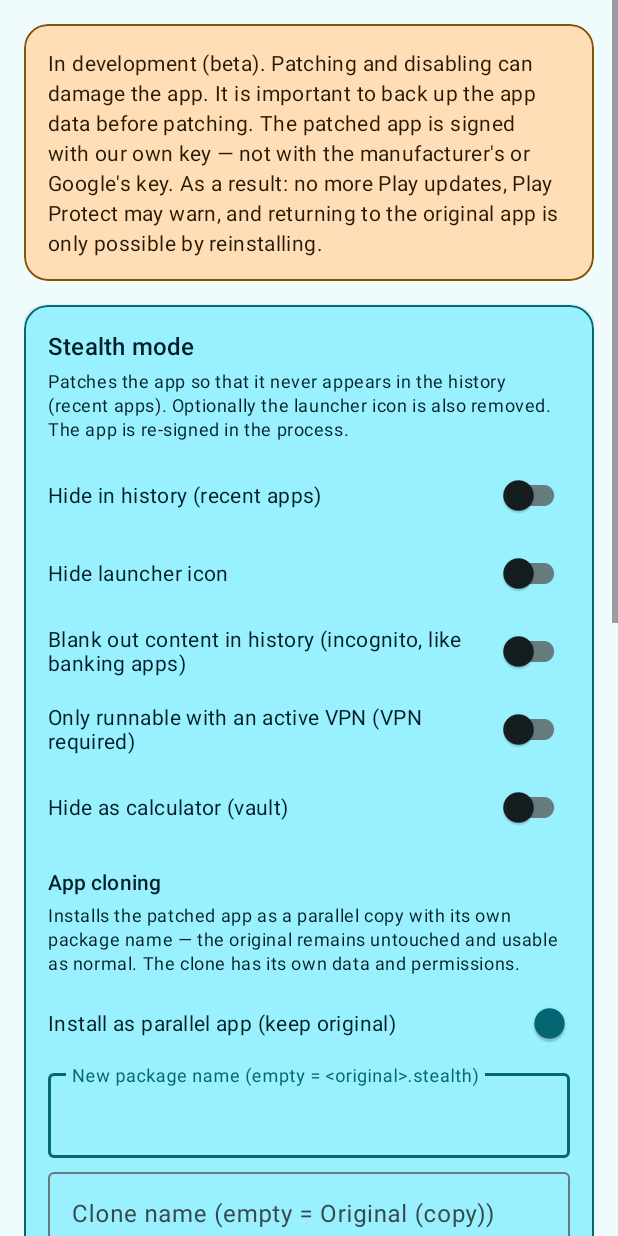
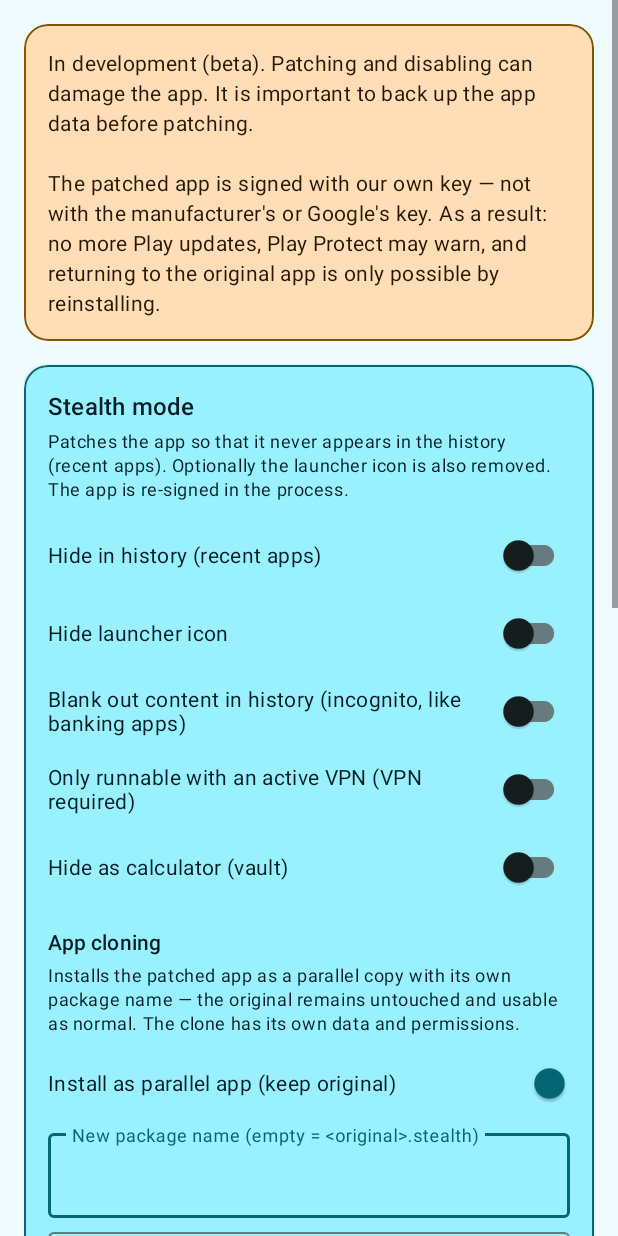
Before and after one commit to pikatchu2k3/AppOpsShizuku, an Android app: the fragment StealthFragment shown on its own in the app's theme, on a phone screen of 412 x 824 dp. Run offline under Robolectric (Android 15) with nearby library versions, the phone set to English and light mode, and no system bars; libraries missing offline, so code that uses them is left out: moe.shizuku.server, rikka.shizuku; 2 statements that could not run were skipped.

Commit message:
i18n: Zeilenumbrueche als \n escapen (kanonische Form statt echter Zeilen im XML)

```diff
--- a/app/src/main/res/values/strings.xml
+++ b/app/src/main/res/values/strings.xml
@@ -238,9 +238,7 @@
     <string name="status_shizuku_connected">Shizuku connected</string>
     <string name="status_shizuku_disconnected">Shizuku not connected</string>
     <string name="stealth_apply">Apply</string>
-    <string name="stealth_beta_notice">In development (beta). Patching and disabling can damage the app. It is important to back up the app data before patching.
-
-The patched app is signed with our own key — not with the manufacturer\'s or Google\'s key. As a result: no more Play updates, Play Protect may warn, and returning to the original app is only possible by reinstalling.</string>
+    <string name="stealth_beta_notice">In development (beta). Patching and disabling can damage the app. It is important to back up the app data before patching.\n\nThe patched app is signed with our own key — not with the manufacturer\'s or Google\'s key. As a result: no more Play updates, Play Protect may warn, and returning to the original app is only possible by reinstalling.</string>
     <string name="stealth_clone_description">Installs the patched app as a parallel copy with its own package name — the original remains untouched and usable as normal. The clone has its own data and permissions.</string>
     <string name="stealth_clone_label">%1$s (copy)</string>
     <string name="stealth_clone_label_hint">Clone name (empty = Original (copy))</string>
```
